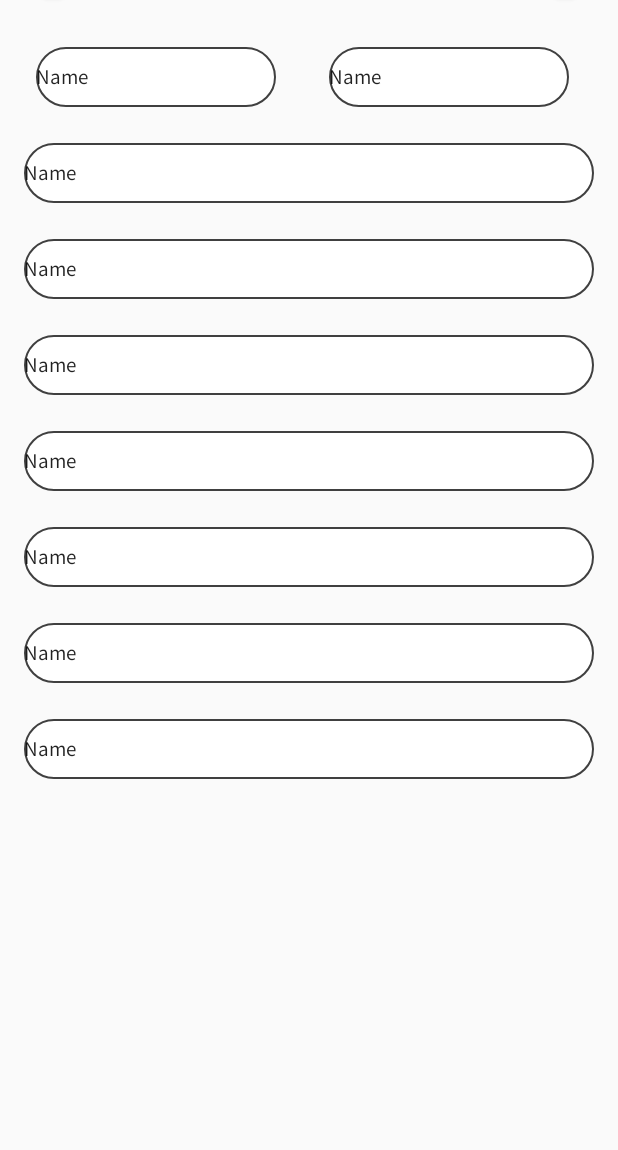
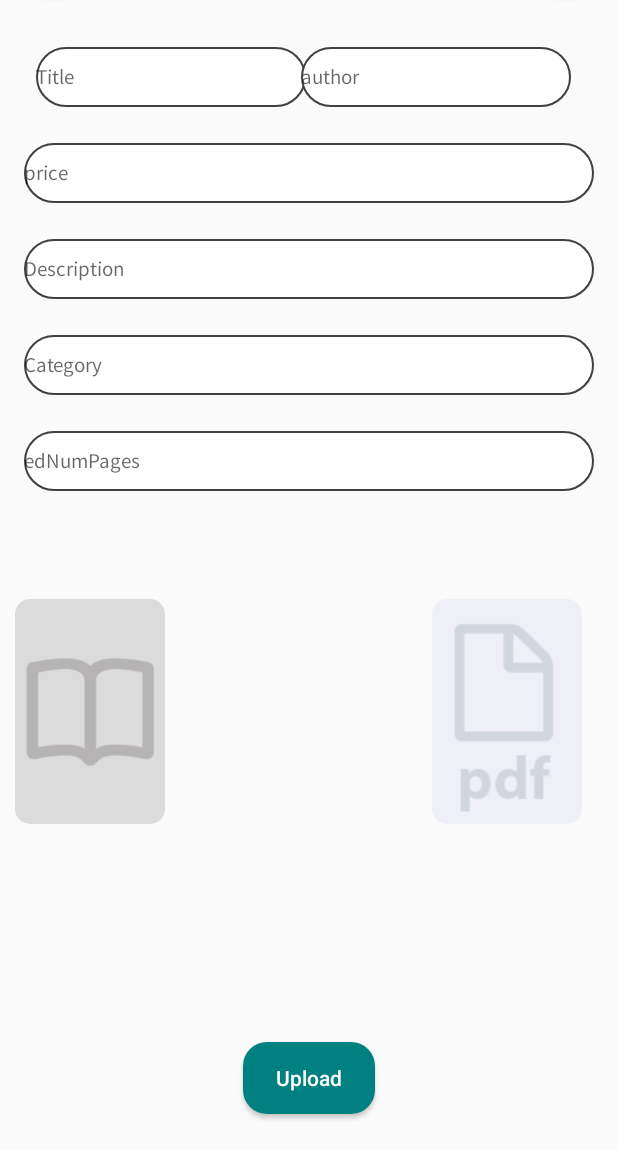
Before and after one commit to itzkou/bookapp, an Android app: the UploadBook screen opened directly, with no data from a screen before it, on a phone screen of 412 x 824 dp, the part 86-1236 px from its top. Run offline under Robolectric (Android 15) with nearby library versions, the phone set to English and light mode, and no system bars.

Commit message:
add ui enhancements uploadbook

```diff
--- a/app/src/main/res/layout/activity_upload_book.xml
+++ b/app/src/main/res/layout/activity_upload_book.xml
@@ -53,34 +53,35 @@
 
 
     <EditText
-        android:id="@+id/editTextTextPersonName"
+        android:id="@+id/edTitle"
         style="@style/edit_book"
         android:background="@drawable/bg_inputs"
         android:ems="10"
+        android:hint="Title"
         android:inputType="textPersonName"
-        android:text="Name"
 
         app:layout_constraintEnd_toEndOf="parent"
         app:layout_constraintHorizontal_bias="0.02"
         app:layout_constraintStart_toStartOf="parent"
-        app:layout_constraintTop_toTopOf="@+id/editTextTextPersonName2" />
+        app:layout_constraintTop_toTopOf="@+id/edAuthor" />
 
     <EditText
-        android:id="@+id/editTextTextPersonName2"
+        android:id="@+id/edAuthor"
         style="@style/edit_book"
         android:layout_marginTop="32dp"
         android:background="@drawable/bg_inputs"
         android:ems="10"
+        android:hint="author"
+
+
         android:inputType="textPersonName"
-        android:text="Name"
-
         app:layout_constraintEnd_toEndOf="parent"
         app:layout_constraintHorizontal_bias="0.94"
         app:layout_constraintStart_toStartOf="parent"
         app:layout_constraintTop_toBottomOf="@+id/textView4" />
 
     <EditText
-        android:id="@+id/editTextTextPersonName3"
+        android:id="@+id/edPrice"
         style="@style/edit_book"
         android:layout_width="0dp"
         android:layout_marginStart="16dp"
@@ -89,15 +90,16 @@
 
         android:background="@drawable/bg_inputs"
         android:ems="10"
+        android:hint="price"
+
         android:inputType="textPersonName"
-        android:text="Name"
         app:layout_constraintEnd_toEndOf="parent"
         app:layout_constraintHorizontal_bias="0.406"
         app:layout_constraintStart_toStartOf="parent"
-        app:layout_constraintTop_toBottomOf="@+id/editTextTextPersonName" />
+        app:layout_constraintTop_toBottomOf="@+id/edTitle" />
 
     <EditText
-        android:id="@+id/editTextTextPersonName4"
+        android:id="@+id/edCategory"
         style="@style/edit_book"
         android:layout_width="0dp"
         android:layout_marginStart="16dp"
@@ -106,89 +108,92 @@
 
         android:background="@drawable/bg_inputs"
         android:ems="10"
+        android:hint="Category"
+
         android:inputType="textPersonName"
-        android:text="Name"
         app:layout_constraintEnd_toEndOf="parent"
         app:layout_constraintStart_toStartOf="parent"
-        app:layout_constraintTop_toBottomOf="@+id/editTextTextPersonName3" />
+        app:layout_constraintTop_toBottomOf="@+id/edDesc" />
 
     <EditText
-        android:id="@+id/editTextTextPersonName5"
+        android:id="@+id/edNumPages"
         style="@style/edit_book"
-        android:layout_marginStart="16dp"
-        android:layout_marginTop="24dp"
-        android:layout_marginEnd="16dp"
         android:layout_width="0dp"
-
-        android:background="@drawable/bg_inputs"
-        android:ems="10"
-        android:inputType="textPersonName"
-        android:text="Name"
-        app:layout_constraintEnd_toEndOf="parent"
-        app:layout_constraintStart_toStartOf="parent"
-        app:layout_constraintTop_toBottomOf="@+id/editTextTextPersonName6" />
-
-    <EditText
-        android:id="@+id/editTextTextPersonName9"
-        style="@style/edit_book"
         android:layout_marginStart="16dp"
         android:layout_marginTop="24dp"
         android:layout_marginEnd="16dp"
         android:background="@drawable/bg_inputs"
-        android:layout_width="0dp"
 
         android:ems="10"
+        android:hint="edNumPages"
+
         android:inputType="textPersonName"
-        android:text="Name"
         app:layout_constraintEnd_toEndOf="parent"
         app:layout_constraintStart_toStartOf="parent"
-        app:layout_constraintTop_toBottomOf="@+id/editTextTextPersonName7" />
+        app:layout_constraintTop_toBottomOf="@+id/edCategory" />
 
     <EditText
-        android:id="@+id/editTextTextPersonName7"
+        android:id="@+id/edDesc"
         style="@style/edit_book"
-        android:layout_marginStart="16dp"
-        android:layout_marginTop="24dp"
-        android:layout_marginEnd="16dp"
         android:layout_width="0dp"
-
-        android:background="@drawable/bg_inputs"
-        android:ems="10"
-        android:inputType="textPersonName"
-        android:text="Name"
-        app:layout_constraintEnd_toEndOf="parent"
-        app:layout_constraintStart_toStartOf="parent"
-        app:layout_constraintTop_toBottomOf="@+id/editTextTextPersonName8" />
-
-    <EditText
-        android:id="@+id/editTextTextPersonName8"
-        style="@style/edit_book"
-        android:layout_marginStart="16dp"
-        android:layout_marginTop="24dp"
-        android:layout_marginEnd="16dp"
-        android:background="@drawable/bg_inputs"
-        android:layout_width="0dp"
-
-        android:ems="10"
-        android:inputType="textPersonName"
-        android:text="Name"
-        app:layout_constraintEnd_toEndOf="parent"
-        app:layout_constraintStart_toStartOf="parent"
-        app:layout_constraintTop_toBottomOf="@+id/editTextTextPersonName5" />
-
-    <EditText
-        android:id="@+id/editTextTextPersonName6"
-        style="@style/edit_book"
         android:layout_marginStart="16dp"
         android:layout_marginTop="24dp"
         android:layout_marginEnd="16dp"
         android:background="@drawable/bg_inputs"
         android:ems="10"
+        android:hint="Description"
         android:inputType="textPersonName"
-        android:text="Name"
-        android:layout_width="0dp"
-
         app:layout_constraintEnd_toEndOf="parent"
         app:layout_constraintStart_toStartOf="parent"
-        app:layout_constraintTop_toBottomOf="@+id/editTextTextPersonName4" />
+        app:layout_constraintTop_toBottomOf="@+id/edPrice" />
+
+    <com.google.android.material.imageview.ShapeableImageView
+        android:id="@+id/imBook"
+        android:layout_width="100dp"
+        android:layout_height="150dp"
+        android:layout_margin="10dp"
+        android:layout_marginStart="24dp"
+        android:layout_marginBottom="24dp"
+
+        android:scaleType="centerCrop"
+        app:layout_constraintBottom_toBottomOf="parent"
+        app:layout_constraintStart_toStartOf="parent"
+        app:layout_constraintTop_toBottomOf="@+id/edNumPages"
+        app:layout_constraintVertical_bias="0.23000002"
+        app:shapeAppearanceOverlay="@style/ShapeAppearanceOverlay.App.CornerSize10Percent"
+        app:srcCompat="@drawable/ic_book_pl" />
+
+    <com.google.android.material.imageview.ShapeableImageView
+        android:id="@+id/imPdf"
+        android:layout_width="100dp"
+        android:layout_height="150dp"
+
+        android:layout_marginEnd="24dp"
+        android:scaleType="centerCrop"
+        app:layout_constraintEnd_toEndOf="parent"
+        app:layout_constraintTop_toTopOf="@+id/imBook"
+        app:shapeAppearanceOverlay="@style/ShapeAppearanceOverlay.App.CornerSize10Percent"
+        app:srcCompat="@drawable/ic_pdf" />
+
+    <com.airbnb.lottie.LottieAnimationView
+        android:id="@+id/animYes"
+        android:layout_width="40dp"
+        android:layout_height="40dp"
+        app:layout_constraintBottom_toBottomOf="@+id/imBook"
+        app:layout_constraintEnd_toStartOf="@+id/imPdf"
+        app:layout_constraintStart_toEndOf="@+id/imBook"
+        app:layout_constraintTop_toTopOf="@+id/imBook"
+        app:lottie_autoPlay="false"
+        app:lottie_fileName="ic_yes.json" />
+
+    <Button
+        android:id="@+id/button3"
+        style="@style/btnRead"
+        android:layout_width="wrap_content"
+        android:layout_height="wrap_content"
+        android:layout_marginBottom="24dp"
+        android:text="Upload"
+        app:layout_constraintBottom_toBottomOf="parent"
+        app:layout_constraintEnd_toEndOf="parent"
+        app:layout_constraintStart_toStartOf="parent" />
 </androidx.constraintlayout.widget.ConstraintLayout>
--- a/app/src/main/res/values/styles.xml
+++ b/app/src/main/res/values/styles.xml
@@ -26,16 +26,19 @@
         <item name="android:text">Participate</item>
         <item name="android:textSize">14sp</item>
         <item name="android:textAlignment">center</item>
+        <item name="android:textAllCaps">false</item>
 
     </style>
 
     <style name="edit_book">
-        <item name="android:layout_width">160dp</item>
+        <item name="android:layout_width">wrap_content</item>
         <item name="android:layout_height">40dp</item>
         <item name="android:layout_marginEnd">20dp</item>
         <item name="android:layout_marginStart">20dp</item>
         <item name="fontFamily">@font/sfreg</item>
         <item name="android:textSize">14sp</item>
+
+
     </style>
 
 </resources>
```
Also changed, not shown: app/src/main/res/drawable/ic_book_pl.png (added), app/src/main/res/drawable/ic_pdf.png (added).
